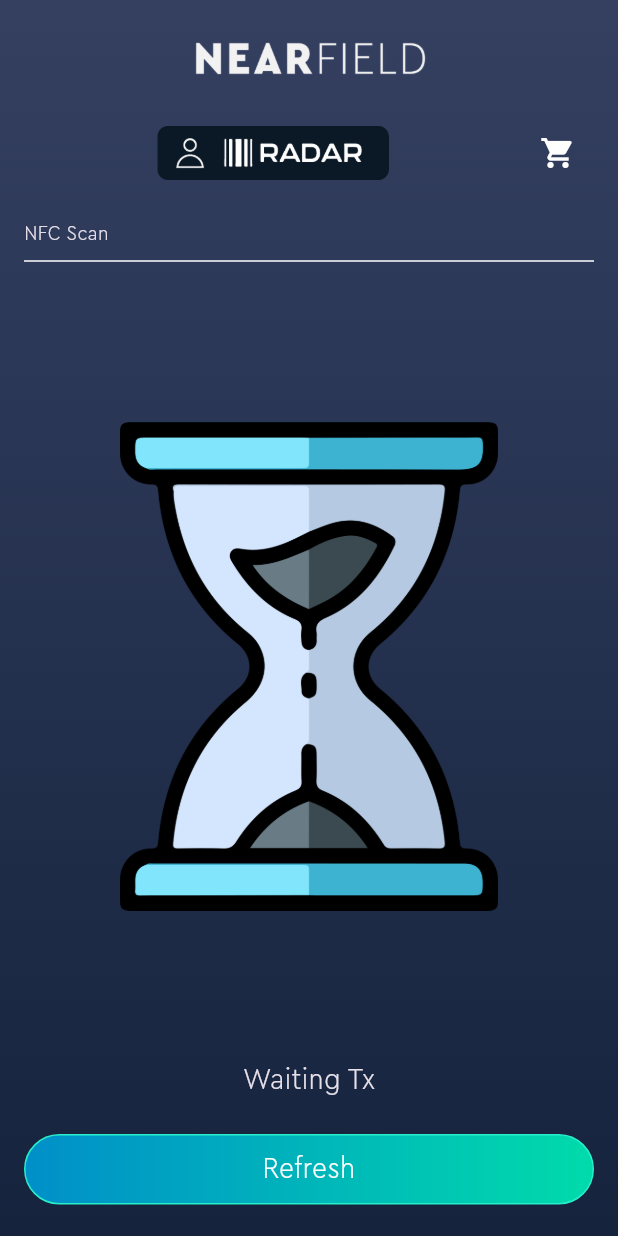
After one commit to NurettinSelim/nearfield, a Flutter app: the ScanScreen screen opened by its route, after a tap on "Refresh", on a phone screen of 412 x 824 dp. The commit adds this screen. Run offline on Flutter 3.47's test engine with Material 3 defaults, Android fonts, the phone set to English and light mode, and no system bars; our stand-ins replace flutter_riverpod, go_router, gradient_borders; missing offline and left inert: flutter_nfc_hce.

Commit message:
scan screen added

```diff
--- a/lib/app_router.dart
+++ b/lib/app_router.dart
@@ -5,6 +5,7 @@ import 'package:nearfield/screen/payment_sources_screen.dart';
 import 'package:nearfield/screen/login_screen.dart';
 import 'package:nearfield/screen/categories_screen.dart';
 import 'package:nearfield/screen/items_screen.dart';
+import 'package:nearfield/screen/scan_screen.dart';
 
 class AppRouter {
   final GoRouter router;
@@ -55,7 +56,11 @@ class AppRouter {
               builder: (context, state) {
                 return const CartScreen();
               },
-            )
+            ),
+            GoRoute(
+              path: '/scan',
+              builder: (context, state) => const ScanScreen(),
+            ),
           ],
         );
 }
--- /dev/null
+++ b/lib/provider/scan_provider.dart
@@ -0,0 +1,37 @@
+import 'package:flutter_riverpod/flutter_riverpod.dart';
+
+class ScanState {
+  ScanStateEnum state;
+  String message;
+  ScanState({required this.state, required this.message});
+
+  ScanState copyWith({ScanStateEnum? state, String? message}) {
+    return ScanState(
+        state: state ?? this.state, message: message ?? this.message);
+  }
+}
+
+enum ScanStateEnum { IDLE, TX_PENDING, TX_COMPLETE, ERROR }
+
+class ScanNotifier extends StateNotifier<ScanState> {
+  ScanNotifier() : super(ScanState(state: ScanStateEnum.IDLE, message: ''));
+
+  void setState(ScanStateEnum newState) {
+    state = state.copyWith(state: newState);
+
+    if (newState == ScanStateEnum.TX_PENDING) {
+      // Simulate a transaction
+      Future.delayed(const Duration(seconds: 2), () {
+        setState(ScanStateEnum.TX_COMPLETE);
+      });
+    }
+  }
+
+  void setMessage(String message) {
+    state = state.copyWith(message: message);
+  }
+}
+
+final scanProvider = StateNotifierProvider<ScanNotifier, ScanState>((ref) {
+  return ScanNotifier();
+});
--- /dev/null
+++ b/lib/screen/scan_screen.dart
@@ -0,0 +1,127 @@
+import 'package:flutter/material.dart';
+import 'package:flutter_riverpod/flutter_riverpod.dart';
+import 'package:go_router/go_router.dart';
+import 'package:nearfield/provider/scan_provider.dart';
+import 'package:nearfield/ui/detail_header.dart';
+import 'package:nearfield/ui/gradient_button.dart';
+import 'package:nearfield/ui/gradient_scaffold.dart';
+
+class ScanScreen extends ConsumerWidget {
+  const ScanScreen({super.key});
+
+  @override
+  Widget build(BuildContext context, WidgetRef ref) {
+    final scan = ref.watch(scanProvider);
+
+    return GradientScaffold(
+      body: Padding(
+        padding: const EdgeInsets.all(16.0),
+        child: Column(
+          crossAxisAlignment: CrossAxisAlignment.start,
+          children: [
+            const DetailHeader(title: 'NFC Scan'),
+            if (scan.state == ScanStateEnum.IDLE)
+              const Expanded(child: ScanNFC()),
+            if (scan.state == ScanStateEnum.TX_PENDING)
+              const Expanded(child: TXPending()),
+            if (scan.state == ScanStateEnum.TX_COMPLETE)
+              const Expanded(child: TXComplete()),
+          ],
+        ),
+      ),
+    );
+  }
+}
+
+const TextStyle _textStyle = TextStyle(fontSize: 20);
+const iconSize = 200.0;
+
+class ScanNFC extends ConsumerWidget {
+  const ScanNFC({super.key});
+
+  @override
+  Widget build(BuildContext context, WidgetRef ref) {
+    return Column(
+      mainAxisAlignment: MainAxisAlignment.center,
+      children: [
+        const Spacer(),
+        Padding(
+          padding: const EdgeInsets.symmetric(horizontal: 64),
+          child: Image.asset(
+            'assets/loading.png',
+            width: double.infinity,
+          ),
+        ),
+        const Spacer(),
+        const Text('Scan NFC', style: _textStyle),
+        const SizedBox(height: 16),
+        GradientButton(
+          text: 'Refresh',
+          onPressed: () {
+            ref.read(scanProvider.notifier).setState(ScanStateEnum.TX_PENDING);
+          },
+        ),
+      ],
+    );
+  }
+}
+
+class TXPending extends StatelessWidget {
+  const TXPending({super.key});
+
+  @override
+  Widget build(BuildContext context) {
+    return Column(
+      mainAxisAlignment: MainAxisAlignment.center,
+      children: [
+        const Spacer(),
+        Padding(
+          padding: const EdgeInsets.symmetric(horizontal: 64),
+          child: Image.asset(
+            'assets/loading.png',
+            width: double.infinity,
+          ),
+        ),
+        const Spacer(),
+        const Text('Waiting Tx', style: _textStyle),
+        const SizedBox(height: 16),
+        const GradientButton(text: 'Refresh')
+      ],
+    );
+  }
+}
+
+class TXComplete extends StatelessWidget {
+  const TXComplete({super.key});
+
+  @override
+  Widget build(BuildContext context) {
+    return Column(
+      mainAxisAlignment: MainAxisAlignment.center,
+      children: [
+        const Spacer(),
+        Padding(
+          padding: const EdgeInsets.symmetric(horizontal: 64),
+          child: Image.asset(
+            'assets/success.png',
+            width: double.infinity,
+          ),
+        ),
+        const Spacer(),
+        const Text('Tx Complete', style: _textStyle),
+        const SizedBox(height: 16),
+        const GradientButton(
+          text: 'See Transaction',
+          trailing: Icon(Icons.open_in_new),
+        ),
+        const SizedBox(height: 8),
+        GradientButton(
+          text: 'Home Page',
+          onPressed: () {
+            context.go('/payment-sources');
+          },
+        )
+      ],
+    );
+  }
+}
--- /dev/null
+++ b/lib/ui/gradient_button.dart
@@ -0,0 +1,53 @@
+import 'package:flutter/material.dart';
+
+class GradientButton extends StatelessWidget {
+  const GradientButton(
+      {super.key, required this.text, this.trailing, this.onPressed});
+  final String text;
+  final Widget? trailing;
+  final void Function()? onPressed;
+
+  @override
+  Widget build(BuildContext context) {
+    return GestureDetector(
+      onTap: onPressed,
+      child: Padding(
+        padding: const EdgeInsets.symmetric(vertical: 5),
+        child: Container(
+          decoration: BoxDecoration(
+            border: Border.all(color: const Color(0xFF28EFC9)),
+            gradient: const LinearGradient(
+              colors: [
+                Color(0xFF008fc9),
+                Color(0xFF00dbab),
+              ],
+              begin: Alignment.centerLeft,
+              end: Alignment.centerRight,
+            ),
+            borderRadius: BorderRadius.circular(30),
+          ),
+          child: Padding(
+            padding: const EdgeInsets.symmetric(horizontal: 40, vertical: 8),
+            child: Row(
+              mainAxisAlignment: MainAxisAlignment.spaceBetween,
+              crossAxisAlignment: CrossAxisAlignment.center,
+              children: [
+                Expanded(
+                  child: Text(
+                    text,
+                    style: const TextStyle(
+                      color: Colors.white,
+                      fontSize: 20,
+                    ),
+                    textAlign: TextAlign.center,
+                  ),
+                ),
+                if (trailing != null) trailing!,
+              ],
+            ),
+          ),
+        ),
+      ),
+    );
+  }
+}
--- a/lib/ui/gradient_scaffold.dart
+++ b/lib/ui/gradient_scaffold.dart
@@ -15,7 +15,7 @@ class GradientScaffold extends StatelessWidget {
             end: Alignment.bottomCenter,
           ),
         ),
-        child: body,
+        child: SafeArea(child: body),
       ),
     );
   }
--- a/pubspec.yaml
+++ b/pubspec.yaml
@@ -68,6 +68,8 @@ flutter:
     - assets/logo.png
     - assets/text_logo.png
     - assets/radar_logo.png
+    - assets/success.png
+    - assets/loading.png
   #   - images/a_dot_burr.jpeg
   #   - images/a_dot_ham.jpeg
 
```
Also changed, not shown: lib/screen/cart_screen.dart (+8 -32 lines), assets/loading.png (added), assets/success.png (added), 3 other files.
